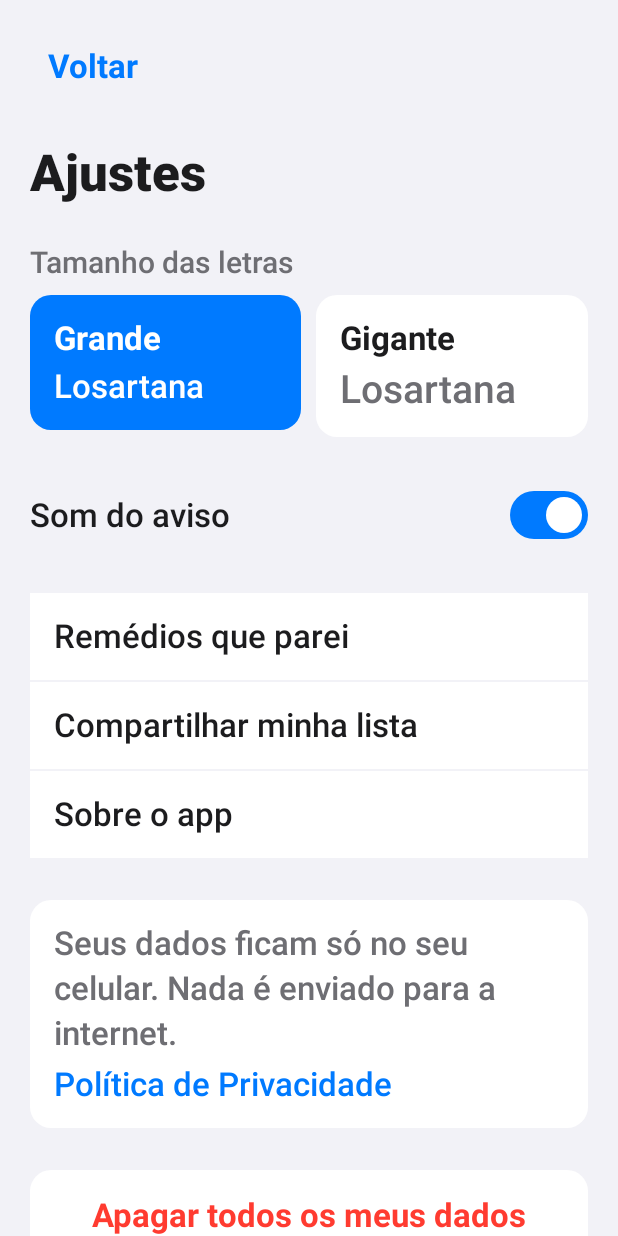
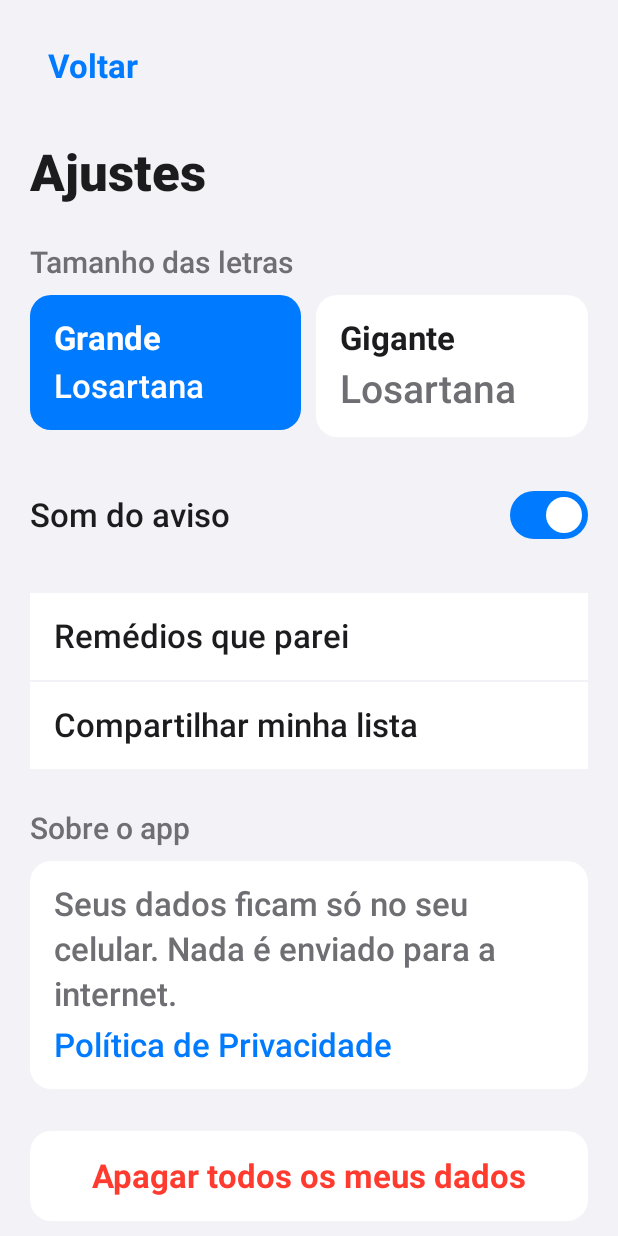
Before and after one commit to asiqueira1973/hora-do-remedio-android, an Android app built with Jetpack Compose: the AjustesScreen screen opened through its navigation route, on a phone screen of 412 x 824 dp. Run offline under Robolectric (Android 15) with nearby library versions, the phone set to English and light mode, and no system bars; our stand-ins replace Room's generated code.

Commit message:
fix: remove clique morto na linha "Sobre o app" dos Ajustes
LinhaAjuste("Sobre o app", ...) { } tinha onClick vazio — parecia um
item de navegação (mesmo visual de "Remédios que parei"/"Compartilhar
minha lista", que navegam/agem de verdade) mas tocar não fazia nada. O
conteúdo real (texto de privacidade + link) já é renderizado sempre
visível logo abaixo, sem precisar de toque nenhum (spec-ios.md 8.6: sem
sub-tela). Virou um cabeçalho de seção simples, mesmo padrão visual de
"Tamanho das letras" acima — sem fingir ser clicável.

Achado ao tirar screenshots de marketing pro Play Store nesta sessão.

Co-Authored-By: Claude Sonnet 5 <noreply@anthropic.com>

```diff
--- a/app/src/main/java/com/dablab/horadoremedio/telas/ajustes/AjustesScreen.kt
+++ b/app/src/main/java/com/dablab/horadoremedio/telas/ajustes/AjustesScreen.kt
@@ -109,10 +109,13 @@ fun AjustesScreen(
                 LinhaAjuste(stringResource(R.string.home_botao_compartilhar), escala) {
                     viewModel.textoParaCompartilhar { texto -> compartilharTexto(context, texto) }
                 }
-                LinhaAjuste(stringResource(R.string.ajustes_sobre), escala) {}
             }
 
-            // Sobre o app (conteúdo direto — sem sub-tela, spec-ios.md 8.6)
+            // Sobre o app (conteúdo direto — sem sub-tela nem toque, spec-ios.md 8.6. Era uma
+            // LinhaAjuste clicável com onClick vazio — parecia um item de navegação que não fazia
+            // nada; virou um cabeçalho de seção como "Tamanho das letras" acima).
+            Column(verticalArrangement = Arrangement.spacedBy(10.dp)) {
+                Text(stringResource(R.string.ajustes_sobre), style = estiloTipografico(TokenTipografico.APOIO, escala), color = Cores.neutroTextoSecundario)
                 Column(
                     Modifier.fillMaxWidth().background(Cores.neutroSuperficie, RoundedCornerShape(14.dp)).padding(16.dp),
                     verticalArrangement = Arrangement.spacedBy(8.dp),
@@ -124,6 +127,7 @@ fun AjustesScreen(
                         color = Cores.acao,
                         modifier = Modifier.clickable { uriHandler.openUri(context.getString(R.string.sobre_url_politica_privacidade)) },
                     )
+                }
             }
 
             // Apagar todos os meus dados
```
Lines whose indentation alone changed are shown as unchanged.
